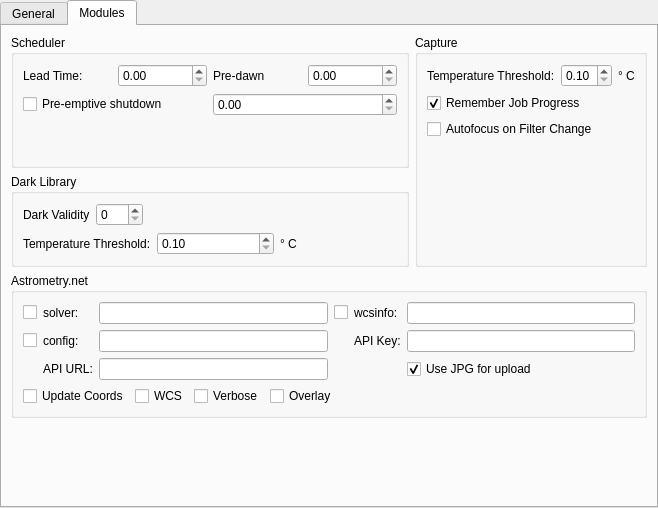
This is kstars/ekos/opsekos.ui in KDE/kstars as Qt 5 draws it before an edit. The edited form follows.
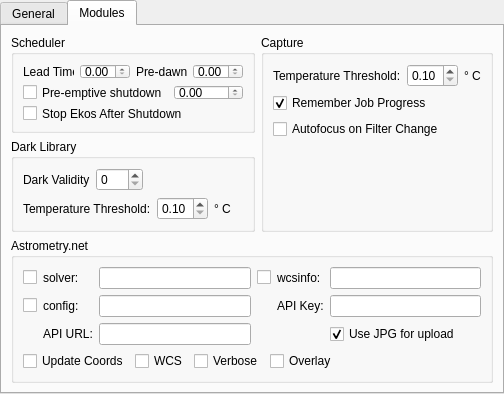
This is the edited form. The open tabs and pages were chosen to show the change.

Commit message: Move stopEkos after shutdown script is successfully executed and make it configurable

```diff
--- a/kstars/ekos/opsekos.ui
+++ b/kstars/ekos/opsekos.ui
@@ -6,8 +6,8 @@
    <rect>
     <x>0</x>
     <y>0</y>
-    <width>658</width>
-    <height>508</height>
+    <width>504</width>
+    <height>394</height>
    </rect>
   </property>
   <property name="windowTitle">
@@ -156,6 +156,16 @@
              </item>
             </layout>
            </item>
+           <item>
+            <widget class="QCheckBox" name="kcfg_StopEkosAfterShutdown">
+             <property name="toolTip">
+              <string>After shutdown procedure is successfully executed, stop INDI and Ekos.</string>
+             </property>
+             <property name="text">
+              <string>Stop Ekos After Shutdown</string>
+             </property>
+            </widget>
+           </item>
            <item>
             <spacer name="verticalSpacer">
              <property name="orientation">
```
The commit also changes 2 other files.
